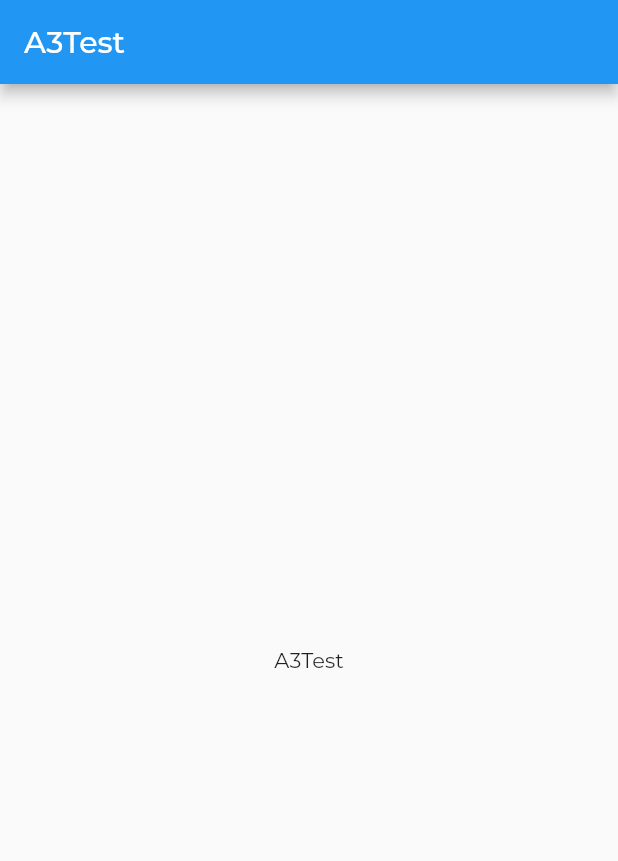
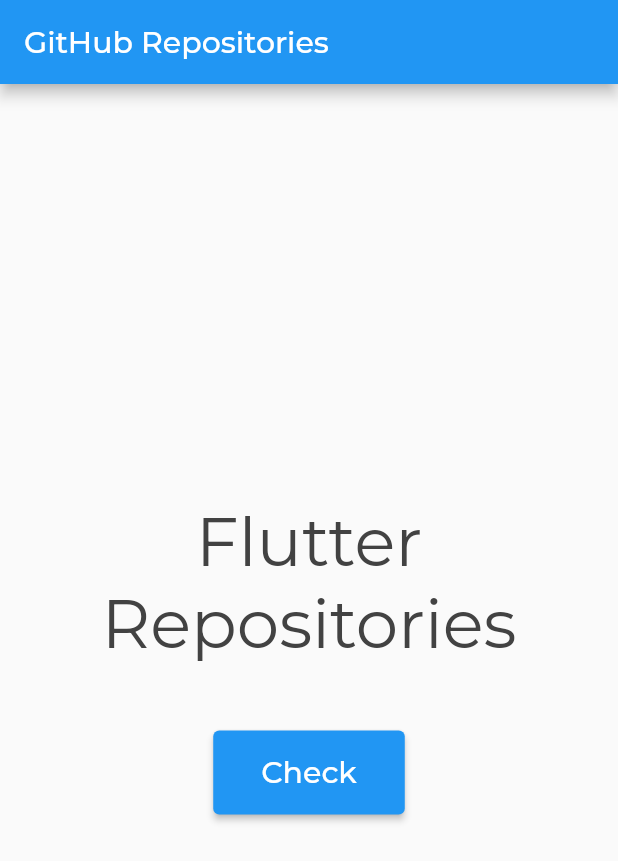
Before and after one commit to GilAlvez/a3-test, a Flutter app: the screen it shows after launch, on a phone screen of 412 x 824 dp. Shown: the top 861 px of the screen. Run offline on Flutter 3.47's test engine with Material 2 defaults, Android fonts, the phone set to English and light mode, and no system bars; our stand-ins replace go_router, google_fonts.

Commit message:
feat: Adds repositories route

```diff
--- a/lib/core/routes.dart
+++ b/lib/core/routes.dart
@@ -1,5 +1,6 @@
 import 'package:go_router/go_router.dart';
 import 'package:a3_test/screens/home.dart';
+import 'package:a3_test/screens/repositories.dart';
 
 final GoRouter routes = GoRouter(
   routes: [
@@ -7,10 +8,10 @@
       path: '/',
       builder: (context, state) => const HomeScreen(),
     ),
-    // GoRoute(
-    //   path: '/repositories',
-    //   builder: (context, state) => const RepositoriesScreen(),
-    // ),
+    GoRoute(
+      path: '/repositories/:username',
+      builder: (context, state) => RepositoriesScreen(state.params['username']),
+    ),
     // GoRoute(
     //   path: '/repositories/favorite',
     //   builder: (context, state) => const RepositoriesFavoriteScreen(),
--- a/lib/screens/home.dart
+++ b/lib/screens/home.dart
@@ -1,13 +1,42 @@
 import 'package:flutter/material.dart';
+import 'package:go_router/go_router.dart';
 
 class HomeScreen extends StatelessWidget {
   const HomeScreen({super.key});
 
   @override
   Widget build(BuildContext context) {
-    return Scaffold(
-      appBar: AppBar(title: const Text('A3Test')),
-      body: const Center(child: Text('A3Test')),
+    final route = GoRouter.of(context);
+    final theme = Theme.of(context);
+
+    return SafeArea(
+      child: Scaffold(
+        appBar: AppBar(title: const Text('GitHub Repositories')),
+        body: SizedBox.expand(
+          child: Column(
+            mainAxisAlignment: MainAxisAlignment.center,
+            crossAxisAlignment: CrossAxisAlignment.center,
+            children: [
+              Text(
+                'Flutter Repositories',
+                style: theme.textTheme.displaySmall?.copyWith(color: Colors.grey.shade800),
+                textAlign: TextAlign.center,
+              ),
+              const SizedBox(height: 40),
+              ElevatedButton(
+                style: const ButtonStyle(
+                  visualDensity: VisualDensity(horizontal: 4, vertical: 4),
+                ),
+                onPressed: () => route.push('/repositories/flutter'),
+                child: Text(
+                  'Check',
+                  style: theme.textTheme.titleLarge?.copyWith(color: Colors.white),
+                ),
+              ),
+            ],
+          ),
+        ),
+      ),
     );
   }
 }
```
Also changed, not shown: lib/screens/repositories.dart (added, +86 -0 lines).
